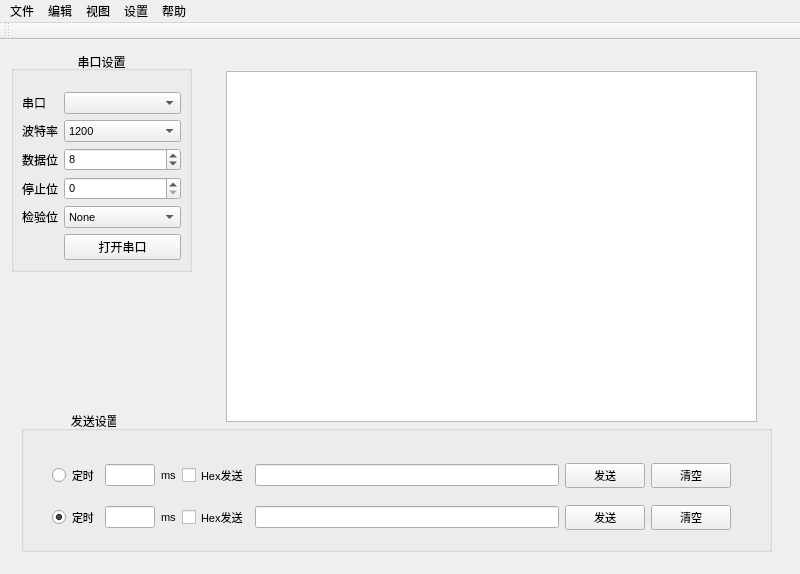
First picture: the form in SerialHelper/mainwindow.ui, repository JonahKing/SerialHelper-QT, before the edit.
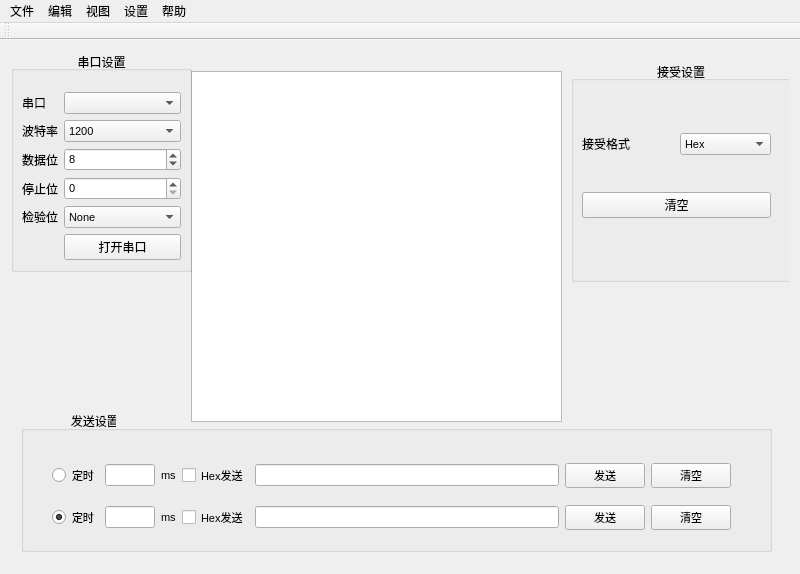
Second picture: the form after the edit. Icons and pictures are not drawn.

Commit message: 增加接受清空按钮,可以清空接受窗口

Diff of the .ui file:
```diff
--- a/SerialHelper/mainwindow.ui
+++ b/SerialHelper/mainwindow.ui
@@ -10,10 +10,22 @@
     <height>574</height>
    </rect>
   </property>
+  <property name="maximumSize">
+   <size>
+    <width>800</width>
+    <height>16777215</height>
+   </size>
+  </property>
   <property name="windowTitle">
    <string>程序员串口助手</string>
   </property>
   <widget class="QWidget" name="centralWidget">
+   <property name="sizePolicy">
+    <sizepolicy hsizetype="Expanding" vsizetype="Expanding">
+     <horstretch>0</horstretch>
+     <verstretch>0</verstretch>
+    </sizepolicy>
+   </property>
    <layout class="QVBoxLayout" name="verticalLayout">
     <item>
      <widget class="QWidget" name="widget" native="true">
@@ -29,9 +41,9 @@
       <widget class="QTextBrowser" name="textBrowser">
        <property name="geometry">
         <rect>
-         <x>215</x>
+         <x>180</x>
          <y>20</y>
-         <width>531</width>
+         <width>371</width>
          <height>351</height>
         </rect>
        </property>
@@ -479,6 +491,67 @@
         </layout>
        </widget>
       </widget>
+      <widget class="QGroupBox" name="ReceiveSettingGroup_2">
+       <property name="geometry">
+        <rect>
+         <x>560</x>
+         <y>10</y>
+         <width>221</width>
+         <height>221</height>
+        </rect>
+       </property>
+       <property name="title">
+        <string>接受设置</string>
+       </property>
+       <property name="alignment">
+        <set>Qt::AlignCenter</set>
+       </property>
+       <widget class="QWidget" name="gridLayoutWidget_3">
+        <property name="geometry">
+         <rect>
+          <x>0</x>
+          <y>30</y>
+          <width>211</width>
+          <height>171</height>
+         </rect>
+        </property>
+        <layout class="QGridLayout" name="SerialSetting_2">
+         <item row="0" column="0">
+          <widget class="QLabel" name="ReceiveFormatLable">
+           <property name="text">
+            <string>接受格式</string>
+           </property>
+          </widget>
+         </item>
+         <item row="0" column="1">
+          <widget class="QComboBox" name="ReceiveFormat">
+           <property name="font">
+            <font>
+             <pointsize>8</pointsize>
+            </font>
+           </property>
+           <item>
+            <property name="text">
+             <string>Hex</string>
+            </property>
+           </item>
+           <item>
+            <property name="text">
+             <string>ASCII</string>
+            </property>
+           </item>
+          </widget>
+         </item>
+         <item row="1" column="0" colspan="2">
+          <widget class="QPushButton" name="ReceiveDataClearButton">
+           <property name="text">
+            <string>清空</string>
+           </property>
+          </widget>
+         </item>
+        </layout>
+       </widget>
+      </widget>
      </widget>
     </item>
    </layout>
```
Left out of the diff: 18 changed lines with no effect on the pictures. The commit also changes 1 other file.
